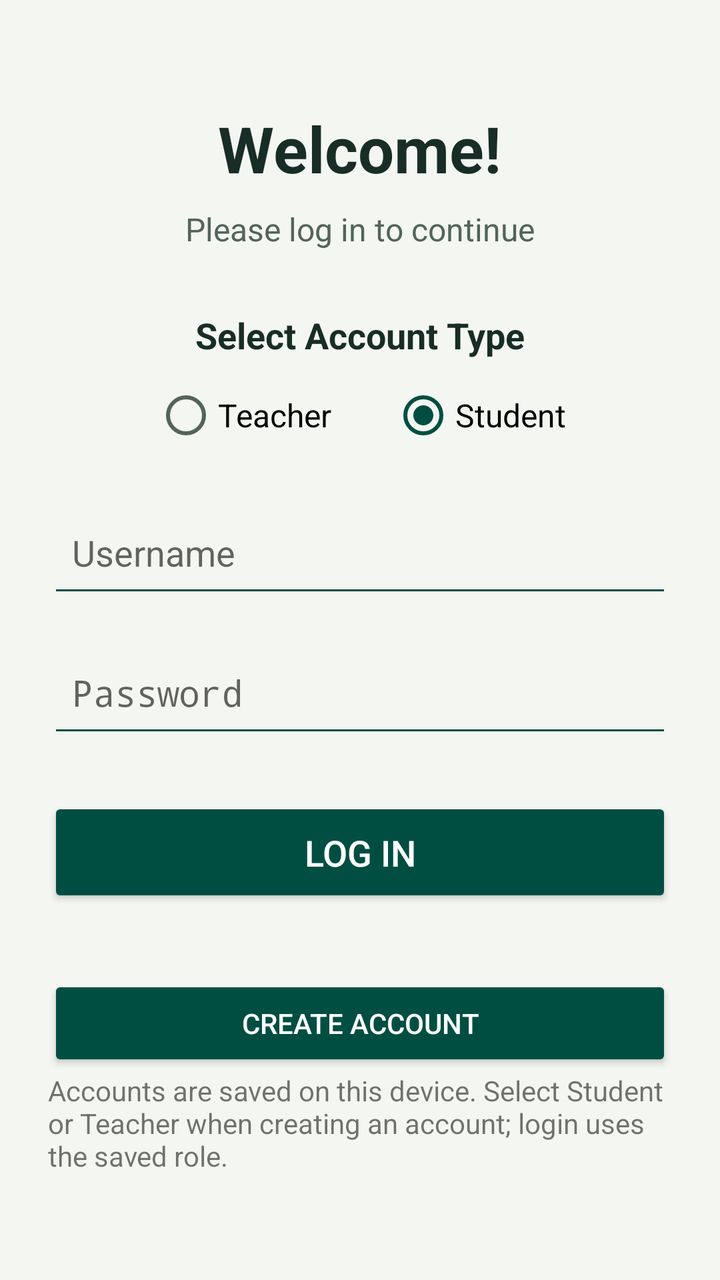
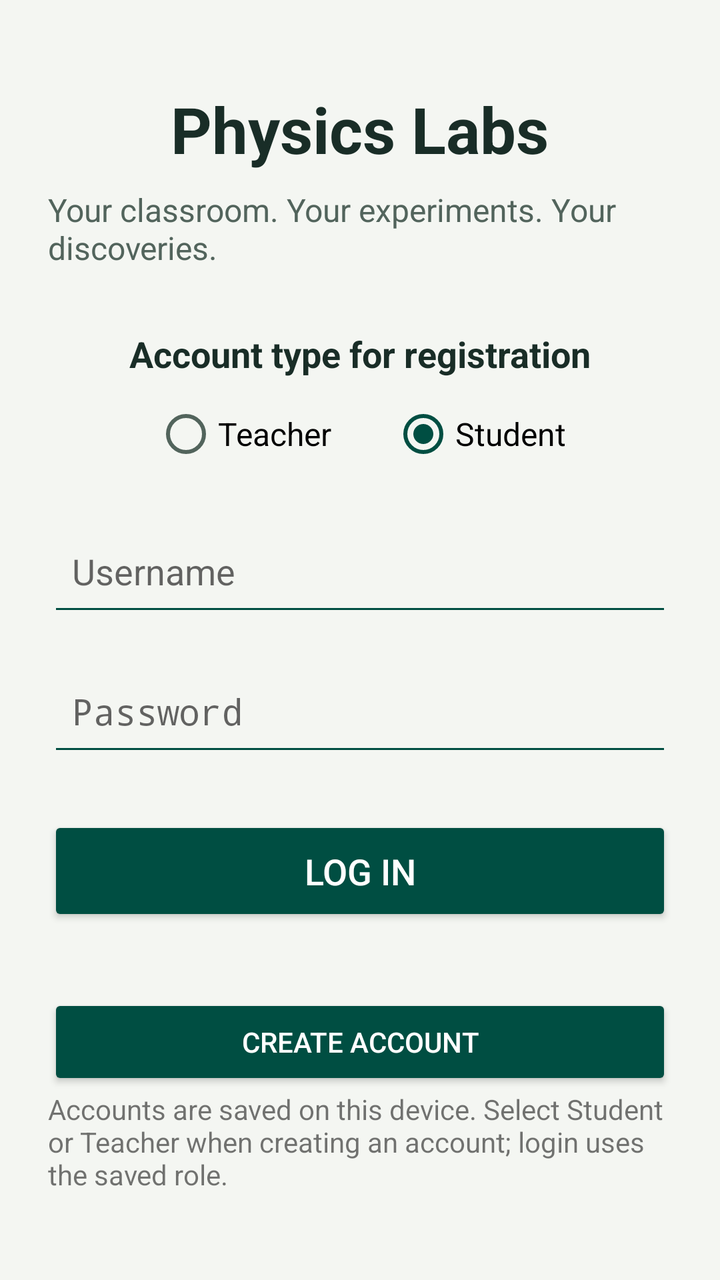

Screens rendered from an Android XML layout before and after an edit, with the pre-edit source and the edit as a unified diff.
<!-- AndroidManifest.xml: activity theme Theme.ToolsAppKotlin -->
<!-- res/layout/activity_main.xml -->
<?xml version="1.0" encoding="utf-8"?>
<ScrollView xmlns:android="http://schemas.android.com/apk/res/android"
    android:layout_width="match_parent"
    android:layout_height="match_parent"
    android:fillViewport="true"
    android:background="@color/ju_background">

    <LinearLayout
        android:layout_width="match_parent"
        android:layout_height="wrap_content"
        android:orientation="vertical"
        android:gravity="center"
        android:padding="24dp">

        

        <TextView
            android:id="@+id/txtWelcome"
            android:layout_width="wrap_content"
            android:layout_height="wrap_content"
            android:text="Welcome!"
            android:textSize="32sp"
            android:textStyle="bold"
            android:textColor="@color/ju_text"
            android:layout_marginBottom="8dp"/>

        <TextView
            android:layout_width="wrap_content"
            android:layout_height="wrap_content"
            android:text="Please log in to continue"
            android:textSize="16sp"
            android:textColor="@color/ju_secondary_text"
            android:layout_marginBottom="30dp"/>

        

        <TextView
            android:layout_width="wrap_content"
            android:layout_height="wrap_content"
            android:text="Select Account Type"
            android:textSize="18sp"
            android:textStyle="bold"
            android:textColor="@color/ju_text"
            android:layout_marginBottom="12dp"/>

        <RadioGroup
            android:id="@+id/radioGroupRole"
            android:layout_width="match_parent"
            android:layout_height="wrap_content"
            android:orientation="horizontal"
            android:gravity="center"
            android:layout_marginBottom="25dp">

            <RadioButton
                android:id="@+id/radioTeacher"
                android:layout_width="wrap_content"
                android:layout_height="wrap_content"
                android:text="Teacher"
                android:textSize="16sp"
                android:checked="false"/>

            <RadioButton
                android:id="@+id/radioStudent"
                android:layout_width="wrap_content"
                android:layout_height="wrap_content"
                android:text="Student"
                android:textSize="16sp"
                android:layout_marginStart="30dp"
                android:checked="true"/>

        </RadioGroup>

        

        <EditText
            android:id="@+id/editUsername"
            android:layout_width="match_parent"
            android:layout_height="55dp"
            android:hint="Username"
            android:inputType="text"
            android:singleLine="true"
            android:padding="12dp"
            android:backgroundTint="@color/ju_green"
            android:layout_marginBottom="15dp"/>

        

        <EditText
            android:id="@+id/editPassword"
            android:layout_width="match_parent"
            android:layout_height="55dp"
            android:hint="Password"
            android:inputType="textPassword"
            android:singleLine="true"
            android:padding="12dp"
            android:backgroundTint="@color/ju_green"
            android:layout_marginBottom="25dp"/>

        

        <Button
            android:id="@+id/btnLogin"
            android:layout_width="match_parent"
            android:layout_height="55dp"
            android:text="Log In"
            android:textSize="18sp"
            android:textColor="@color/white"
            android:backgroundTint="@color/ju_green"/>

        

        <TextView
            android:id="@+id/txtError"
            android:layout_width="match_parent"
            android:layout_height="wrap_content"
            android:text=""
            android:textColor="#D32F2F"
            android:textSize="14sp"
            android:gravity="center"
            android:layout_marginTop="15dp"/>

        <Button android:id="@+id/btnCreateAccount"
            android:layout_width="match_parent" android:layout_height="wrap_content"
            android:text="@string/create_account" />
        <TextView android:layout_width="match_parent" android:layout_height="wrap_content"
            android:text="@string/account_hint" />
        

        <TextView
            android:id="@+id/txtDashboard"
            android:layout_width="match_parent"
            android:layout_height="wrap_content"
            android:text=""
            android:textColor="@color/ju_text"
            android:textSize="22sp"
            android:textStyle="bold"
            android:gravity="center"
            android:visibility="gone"
            android:layout_marginTop="25dp"/>

        

        <Button
            android:id="@+id/btnLogout"
            android:layout_width="match_parent"
            android:layout_height="55dp"
            android:text="Log Out"
            android:textSize="18sp"
            android:visibility="gone"
            android:layout_marginTop="20dp"/>

    </LinearLayout>

</ScrollView>
<!-- resources referenced by this layout -->
<resources>
  <color name="ju_background">#F4F6F2</color>
  <color name="ju_green">#004E42</color>
  <color name="ju_secondary_text">#52645C</color>
  <color name="ju_text">#192D27</color>
  <color name="white">#FFFFFFFF</color>
  <string name="account_hint">Accounts are saved on this device. Select Student or Teacher when creating an account; login uses the saved role.</string>
  <string name="create_account">Create account</string>
  <style name="Theme.ToolsAppKotlin" parent="android:Theme.Material.Light.NoActionBar">
          <item name="android:colorAccent">@color/ju_green</item>
          <item name="android:colorPrimary">@color/ju_green</item>
          <item name="android:colorPrimaryDark">@color/ju_green</item>
          <item name="android:windowBackground">@color/ju_background</item>
          <item name="android:colorBackground">@color/ju_background</item>
          <item name="android:textColorPrimary">@color/ju_text</item>
          <item name="android:textColorSecondary">@color/ju_secondary_text</item>
          <item name="android:buttonStyle">@style/JuButton</item>
          <item name="android:statusBarColor">@color/ju_background</item>
          <item name="android:windowLightStatusBar">true</item>
          <item name="android:navigationBarColor">@color/ju_green</item>
      </style>
  <style name="JuButton" parent="android:Widget.Material.Button">
          <item name="android:backgroundTint">@color/ju_button</item>
          <item name="android:textColor">@color/ju_button_text</item>
      </style>
</resources>

<!-- the commit's change to res/layout/activity_main.xml (unified diff, before → after) -->
@@ -18,7 +18,7 @@
             android:id="@+id/txtWelcome"
             android:layout_width="wrap_content"
             android:layout_height="wrap_content"
-            android:text="Welcome!"
+            android:text="Physics Labs"
             android:textSize="32sp"
             android:textStyle="bold"
             android:textColor="@color/ju_text"
@@ -27,7 +27,7 @@
         <TextView
             android:layout_width="wrap_content"
             android:layout_height="wrap_content"
-            android:text="Please log in to continue"
+            android:text="Your classroom. Your experiments. Your discoveries."
             android:textSize="16sp"
             android:textColor="@color/ju_secondary_text"
             android:layout_marginBottom="30dp"/>
@@ -37,7 +37,7 @@
         <TextView
             android:layout_width="wrap_content"
             android:layout_height="wrap_content"
-            android:text="Select Account Type"
+            android:text="Account type for registration"
             android:textSize="18sp"
             android:textStyle="bold"
             android:textColor="@color/ju_text"
